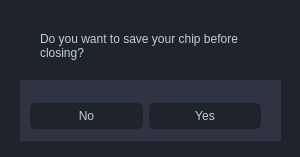
Old version of the form save_yn_dialog.ui in the repository pandix73/qtgraphics.
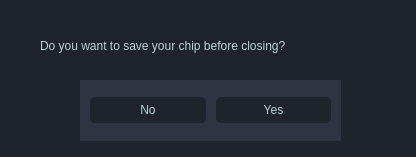
New version of the form.

Commit message: 2019.01.11 1. update : mainwindow layout 2. update : checker 3. update : the fitting of components and grid 4. update : export pdf/ai file (heater)

```diff
--- a/save_yn_dialog.ui
+++ b/save_yn_dialog.ui
@@ -6,7 +6,7 @@
    <rect>
     <x>0</x>
     <y>0</y>
-    <width>300</width>
+    <width>416</width>
     <height>157</height>
    </rect>
   </property>
@@ -33,7 +33,7 @@
   <widget class="QWidget" name="gridWidget" native="true">
    <property name="geometry">
     <rect>
-     <x>20</x>
+     <x>80</x>
      <y>80</y>
      <width>261</width>
      <height>61</height>
@@ -53,16 +53,25 @@
 	background-color : rgb(56, 63, 81);
 }</string>
    </property>
-   <widget class="QWidget" name="">
+   <widget class="QWidget" name="layoutWidget">
     <property name="geometry">
      <rect>
-      <x>10</x>
-      <y>20</y>
-      <width>231</width>
-      <height>32</height>
+      <x>0</x>
+      <y>0</y>
+      <width>261</width>
+      <height>61</height>
      </rect>
     </property>
     <layout class="QHBoxLayout" name="horizontalLayout">
+     <property name="spacing">
+      <number>10</number>
+     </property>
+     <property name="leftMargin">
+      <number>10</number>
+     </property>
+     <property name="rightMargin">
+      <number>10</number>
+     </property>
      <item>
       <widget class="QPushButton" name="no">
        <property name="styleSheet">
@@ -101,7 +110,7 @@
     <rect>
      <x>40</x>
      <y>10</y>
-     <width>221</width>
+     <width>331</width>
      <height>71</height>
     </rect>
    </property>
```
The commit also changes 5 other files.
